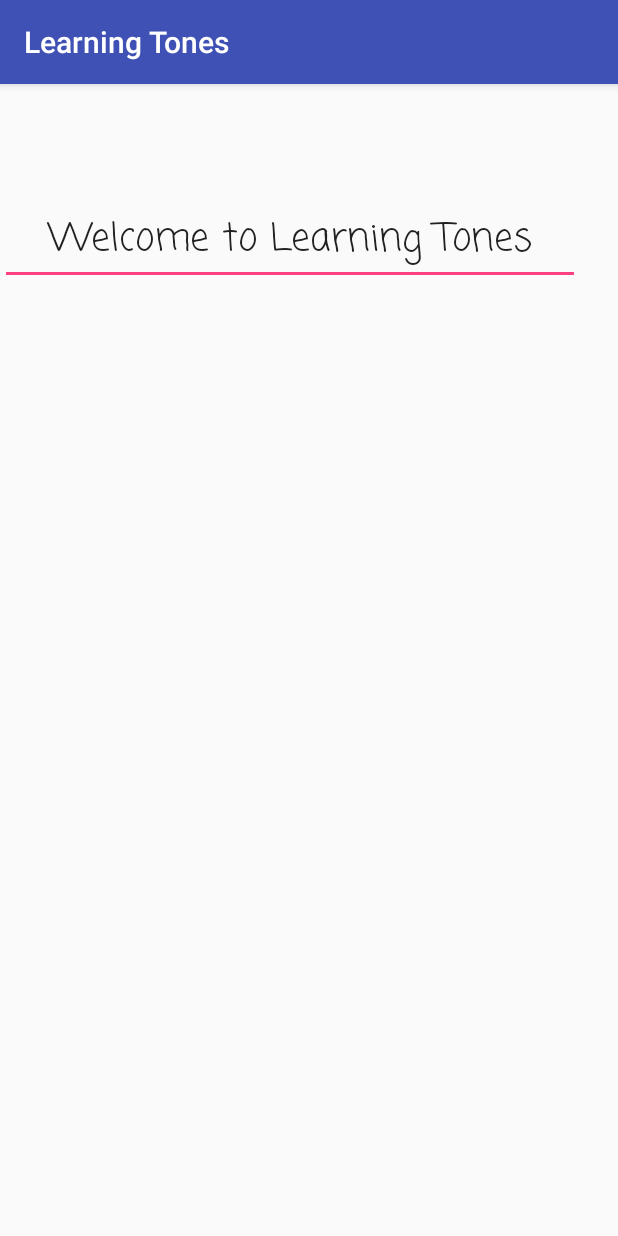
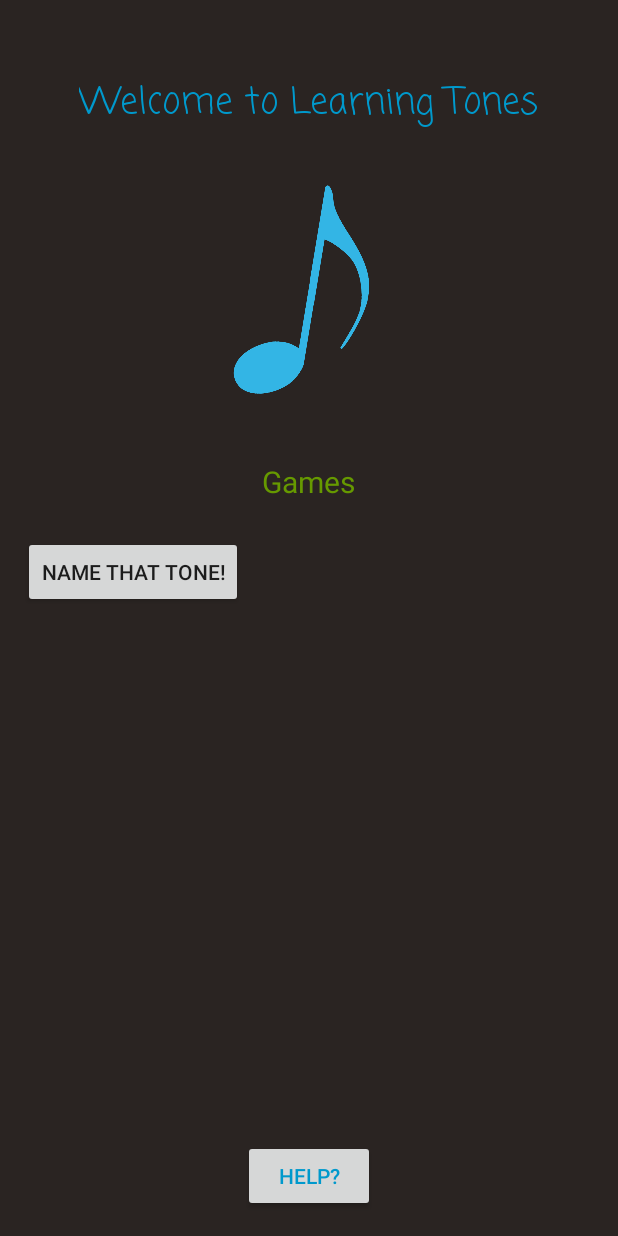
Before and after one commit to deancampagnolo/Learning-Tones, an Android app: the screen it shows after launch (MainActivity), on a phone screen of 412 x 824 dp. Run offline under Robolectric (Android 15) with nearby library versions, the phone set to English and light mode, and no system bars.

Commit message:
Added basic main screen of app and added a few buttons that don't do anything yet

```diff
--- a/app/src/main/AndroidManifest.xml
+++ b/app/src/main/AndroidManifest.xml
@@ -8,7 +8,7 @@
         android:label="@string/app_name"
         android:roundIcon="@mipmap/ic_launcher_round"
         android:supportsRtl="true"
-        android:theme="@style/AppTheme">
+        android:theme="@style/Theme.AppCompat.DayNight.NoActionBar">
         <activity android:name=".MainActivity">
             <intent-filter>
                 <action android:name="android.intent.action.MAIN" />
--- a/app/src/main/res/layout/activity_main.xml
+++ b/app/src/main/res/layout/activity_main.xml
@@ -4,29 +4,69 @@
     xmlns:tools="http://schemas.android.com/tools"
     android:layout_width="match_parent"
     android:layout_height="match_parent"
+    android:background = "#2A2422"
+
     tools:context="com.deancampagnolo.learningtones.MainActivity">
+
+    <TextView
+        android:id="@+id/textView2"
+        android:layout_width="wrap_content"
+        android:layout_height="wrap_content"
+        android:layout_alignParentTop="true"
+        android:layout_centerHorizontal="true"
+        android:layout_marginTop="50dp"
+        android:fontFamily="casual"
+        android:text="@string/WelcomeToLearningTones"
+        android:textColor="@android:color/holo_blue_dark"
+        android:textSize="24dp" />
+
+    <Button
+        android:id="@+id/helpButton"
+        android:layout_width="wrap_content"
+        android:layout_height="wrap_content"
+        android:layout_alignParentBottom="true"
+        android:layout_centerHorizontal="true"
+        android:layout_marginBottom="16dp"
+        android:text="Help?"
+        android:textColor="@android:color/holo_blue_dark" />
+
+    <ImageView
+        android:id="@+id/imageView2"
+        android:layout_width="150dp"
+        android:layout_height="150dp"
+        app:srcCompat="@drawable/eighthnote"
+        android:layout_marginTop="30dp"
+        android:layout_below="@+id/textView2"
+        android:layout_centerHorizontal="true" />
 
     <GridLayout
         android:layout_width="match_parent"
-        android:layout_height="match_parent">
+        android:layout_height="wrap_content"
+        android:layout_marginTop="90dp"
+        android:layout_marginLeft="15dp"
+        android:id="@+id/gridLayout2"
+        android:layout_below="@+id/imageView2"
+        android:layout_alignParentLeft="true"
+        android:layout_alignParentStart="true">
 
-        <EditText
-            android:id="@+id/welcomeText"
+        <Button
+            android:id="@+id/nameThatToneButton"
+            style="@style/Widget.AppCompat.Button"
             android:layout_width="wrap_content"
             android:layout_height="wrap_content"
-            android:layout_alignParentLeft="true"
-            android:layout_alignParentStart="true"
-            android:layout_alignParentTop="true"
-            android:layout_column="0"
-            android:layout_marginTop="24dp"
-            android:layout_row="0"
-            android:ems="10"
-            android:fontFamily="casual"
-            android:gravity="center"
-            android:inputType="textPersonName"
-            android:paddingTop="60dp"
-            android:text="@string/WelcomeToLearningTones"
-            android:textSize="25dp" />
+
+            android:text="Name That Tone!" />
     </GridLayout>
 
+    <TextView
+        android:id="@+id/textView3"
+        android:layout_width="wrap_content"
+        android:layout_height="wrap_content"
+        android:layout_below="@+id/imageView2"
+        android:layout_centerHorizontal="true"
+        android:layout_marginTop="40dp"
+        android:text="Games"
+        android:textColor="@android:color/holo_green_dark"
+        android:textSize="20dp" />
+
 </android.widget.RelativeLayout>
```
Also changed, not shown: app/src/main/res/drawable/eighthnote.png (added), app/src/main/res/drawable/rules.png (added).
